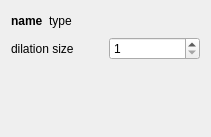
Hboni/francis, file ui/DilateImage.ui: the form before one commit.
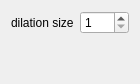
The form after the commit.

The edit to the form file:
```diff
--- a/ui/DilateImage.ui
+++ b/ui/DilateImage.ui
@@ -6,8 +6,8 @@
    <rect>
     <x>0</x>
     <y>0</y>
-    <width>211</width>
-    <height>137</height>
+    <width>140</width>
+    <height>84</height>
    </rect>
   </property>
   <property name="windowTitle">
@@ -16,48 +16,6 @@
   <layout class="QVBoxLayout" name="verticalLayout">
    <item>
     <layout class="QVBoxLayout" name="verticalLayout_2">
-     <item>
-      <layout class="QHBoxLayout" name="horizontalLayout_3">
-       <item>
-        <widget class="QLabel" name="name">
-         <property name="font">
-          <font>
-           <weight>75</weight>
-           <bold>true</bold>
-          </font>
-         </property>
-         <property name="text">
-          <string>name</string>
-         </property>
-        </widget>
-       </item>
-       <item>
-        <widget class="QLabel" name="type">
-         <property name="font">
-          <font>
-           <italic>false</italic>
-          </font>
-         </property>
-         <property name="text">
-          <string>type</string>
-         </property>
-        </widget>
-       </item>
-       <item>
-        <spacer name="horizontalSpacer">
-         <property name="orientation">
-          <enum>Qt::Horizontal</enum>
-         </property>
-         <property name="sizeHint" stdset="0">
-          <size>
-           <width>40</width>
-           <height>20</height>
-          </size>
-         </property>
-        </spacer>
-       </item>
-      </layout>
-     </item>
      <item>
       <layout class="QHBoxLayout" name="horizontalLayout">
        <item>
```
Left out of the diff: 3 changed lines with no effect on the pictures.
